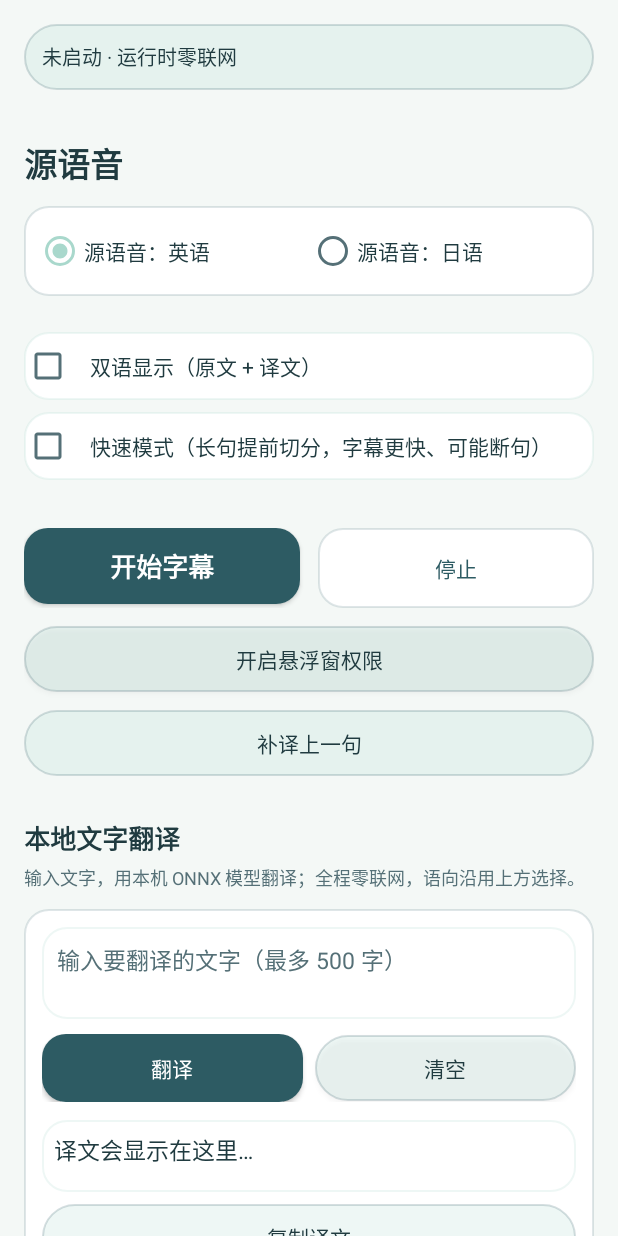
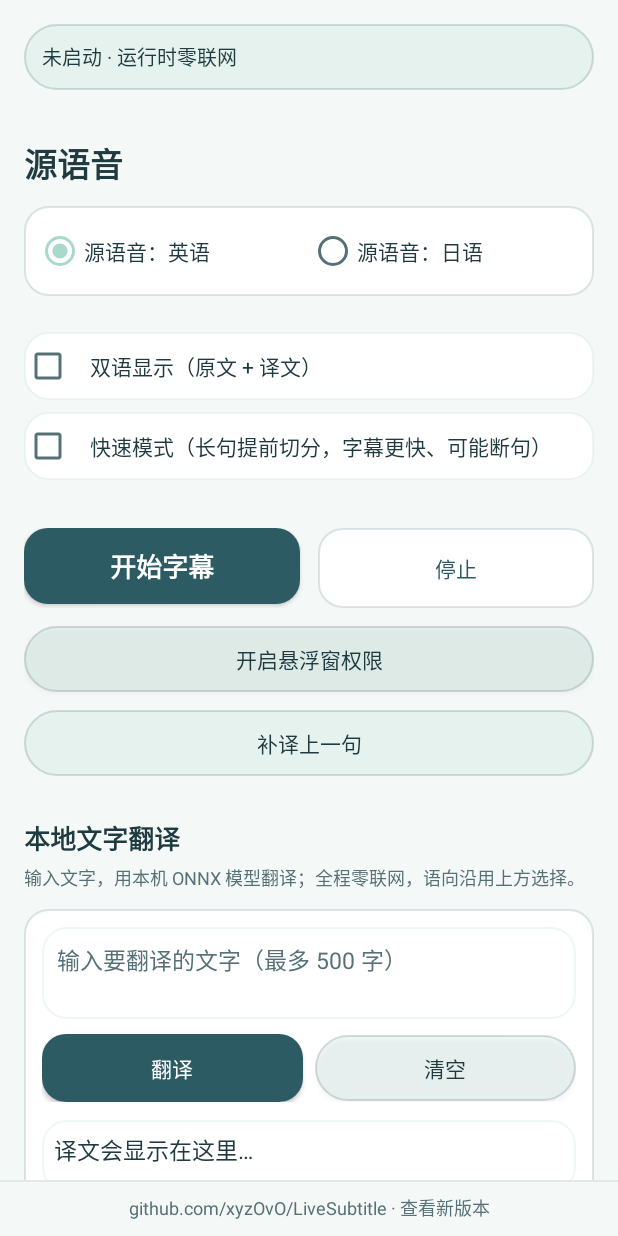
Before and after one commit to xyzOvO/LiveSubtitle, an Android app: the screen it shows after launch (MainActivity), on a phone screen of 412 x 824 dp. Run offline under Robolectric (Android 15) with nearby library versions, the phone set to English and light mode, and no system bars; pictures from the network do not load.

Commit message:
feat: 主界面底部常驻项目地址，点一下去看新版
- 页脚固定显示 github.com/xyzOvO/LiveSubtitle · 查看新版本，点击走系统浏览器
  本应用无 INTERNET 权限，跳转由浏览器自己联网，不影响「运行时零联网」
- 布局外层改成 LinearLayout + ScrollView(weight=1)，页脚不随内容滚动
- 没有可处理 http(s) 的应用时退化成复制地址，避免点了没反应
- 升 1.0.1 / versionCode 101
- 自检脚本不再钉裸版本号（1.0.0 → 「1.0.0 起」），否则每次升版必挂

```diff
--- a/app/build.gradle.kts
+++ b/app/build.gradle.kts
@@ -16,8 +16,8 @@ android {
         targetSdk = 34
         // versionCode 必须随每次装机变化：MIUI 桌面按 versionCode 缓存图标，
         // 版本号不变时换了图标也不会刷新（换图标后仍显示旧图的直接原因）。
-        versionCode = 100
-        versionName = "1.0.0"
+        versionCode = 101
+        versionName = "1.0.1"
         ndk {
             abiFilters += listOf("arm64-v8a")
         }
--- a/app/src/main/res/layout/activity_main.xml
+++ b/app/src/main/res/layout/activity_main.xml
@@ -1,7 +1,14 @@
 <?xml version="1.0" encoding="utf-8"?>
-<ScrollView xmlns:android="http://schemas.android.com/apk/res/android"
+<LinearLayout xmlns:android="http://schemas.android.com/apk/res/android"
     android:layout_width="match_parent"
     android:layout_height="match_parent"
+    android:background="@color/mist"
+    android:orientation="vertical">
+
+    <ScrollView
+        android:layout_width="match_parent"
+        android:layout_height="0dp"
+        android:layout_weight="1"
         android:background="@color/mist"
         android:fillViewport="true">
 
@@ -341,3 +348,25 @@
 
         </LinearLayout>
     </ScrollView>
+
+    <!-- 底部常驻：使用者自己去看有没有新版（点击交给系统浏览器，本应用无 INTERNET 权限） -->
+    <View
+        android:layout_width="match_parent"
+        android:layout_height="1dp"
+        android:background="@color/hairline" />
+
+    <TextView
+        android:id="@+id/repo_link"
+        android:layout_width="match_parent"
+        android:layout_height="wrap_content"
+        android:background="?attr/selectableItemBackground"
+        android:clickable="true"
+        android:focusable="true"
+        android:gravity="center"
+        android:paddingTop="8dp"
+        android:paddingBottom="10dp"
+        android:text="@string/repo_link"
+        android:textColor="@color/muted"
+        android:textSize="12sp" />
+
+</LinearLayout>
--- a/app/src/main/res/values/colors.xml
+++ b/app/src/main/res/values/colors.xml
@@ -8,6 +8,7 @@
     <color name="blush">#e6b7b0</color>
     <color name="pale_blue">#b8c9ed</color>
     <color name="muted">#557077</color>
+    <color name="hairline">#E1EAE6</color>
     <color name="card">#FFFFFFFF</color>
     <color name="disabled">#889AA0</color>
 </resources>
--- a/app/src/main/res/values/strings.xml
+++ b/app/src/main/res/values/strings.xml
@@ -81,4 +81,9 @@
     <string name="status_stopped">已停止 · 运行时零联网</string>
     <string name="status_neural">神经翻译（本地 ONNX · 运行时零联网）</string>
     <string name="status_error_model">模型加载失败，已切到词典演示模式</string>
+
+    <!-- 底部项目地址：使用者自己去看有没有新版 -->
+    <string name="repo_url">https://github.com/xyzOvO/LiveSubtitle</string>
+    <string name="repo_link">github.com/xyzOvO/LiveSubtitle · 查看新版本</string>
+    <string name="repo_copied">地址已复制：github.com/xyzOvO/LiveSubtitle</string>
 </resources>
```
Also changed, not shown: app/src/main/java/com/wo/livesub/MainActivity.kt (+16 -0 lines), 3 other files. Lines whose indentation alone changed are shown as unchanged.
